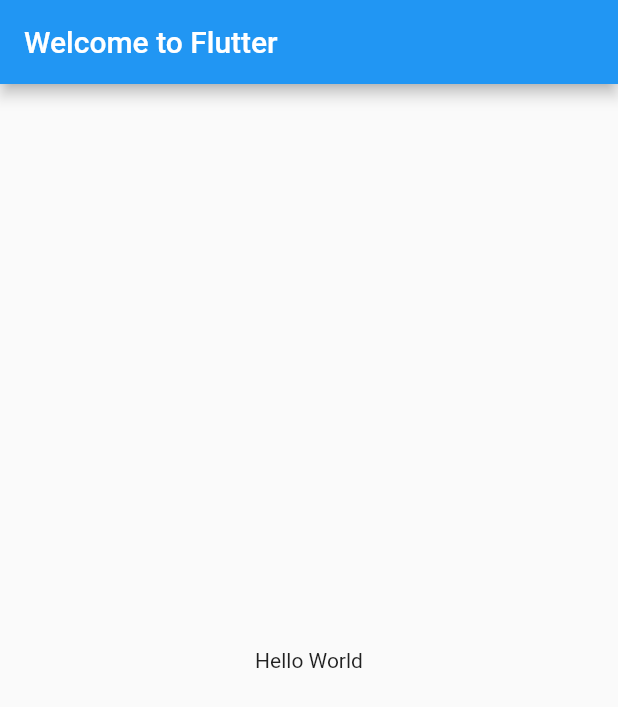
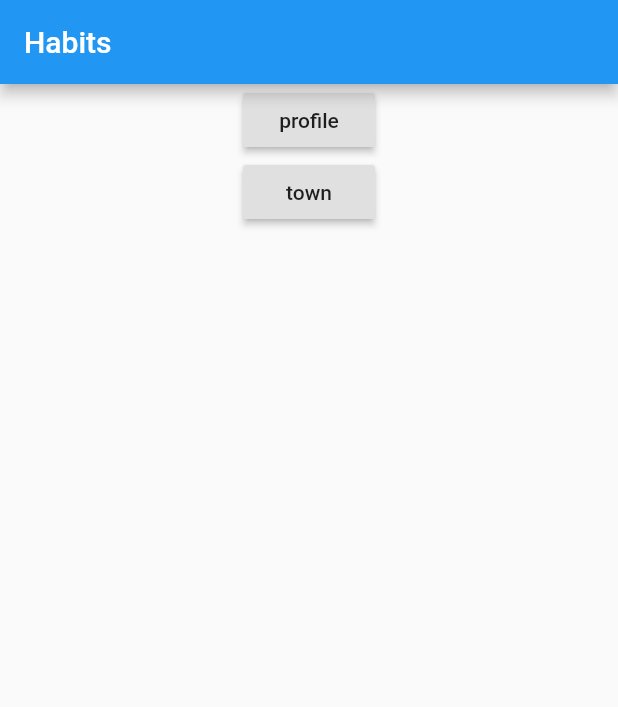
Before and after one commit to isaacRevan24/habit-build, a Flutter app: the screen it shows after launch, on a phone screen of 412 x 824 dp. Shown: the top 707 px of the screen. Run offline on Flutter 3.47's test engine with Material 2 defaults, Android fonts, the phone set to English and light mode, and no system bars.

Commit message:
Agregado el archivo route_generator que contiene la lógica de navegación usando rutas declarativas

```diff
--- a/lib/features/habits/presentation/pages/habits.dart
+++ b/lib/features/habits/presentation/pages/habits.dart
@@ -0,0 +1,30 @@
+import 'package:flutter/material.dart';
+
+class Habits extends StatelessWidget {
+  @override
+  Widget build(BuildContext context) {
+    return Scaffold(
+      appBar: AppBar(
+        title: Text("Habits"),
+      ),
+      body: Center(
+        child: Column(
+          children: [
+            RaisedButton(
+              child: Text("profile"),
+              onPressed: () {
+                Navigator.of(context).pushNamed('/profile');
+              },
+            ),
+            RaisedButton(
+              child: Text("town"),
+              onPressed: () {
+                Navigator.of(context).pushNamed('/town');
+              },
+            ),
+          ],
+        ),
+      ),
+    );
+  }
+}
--- a/lib/features/profile/presentation/pages/profile.dart
+++ b/lib/features/profile/presentation/pages/profile.dart
@@ -0,0 +1,13 @@
+import 'package:flutter/material.dart';
+
+class Profile extends StatelessWidget {
+  @override
+  Widget build(BuildContext context) {
+    return Scaffold(
+      appBar: AppBar(
+        title: Text("Profile"),
+      ),
+      body: Container(),
+    );
+  }
+}
--- a/lib/features/town/presentation/pages/town.dart
+++ b/lib/features/town/presentation/pages/town.dart
@@ -0,0 +1,13 @@
+import 'package:flutter/material.dart';
+
+class Town extends StatelessWidget {
+  @override
+  Widget build(BuildContext context) {
+    return Scaffold(
+      appBar: AppBar(
+        title: Text("Town"),
+      ),
+      body: Container(),
+    );
+  }
+}
--- a/lib/main.dart
+++ b/lib/main.dart
@@ -1,4 +1,5 @@
 import 'package:flutter/material.dart';
+import 'package:habit_build/route_generator.dart';
 
 void main() => runApp(MyApp());
 
@@ -6,14 +7,8 @@ class MyApp extends StatelessWidget {
   Widget build(BuildContext context) {
     return MaterialApp(
       title: 'Welcome to Flutter',
-      home: Scaffold(
-        appBar: AppBar(
-          title: Text('Welcome to Flutter'),
-        ),
-        body: Center(
-          child: Text('Hello World'),
-        ),
-      ),
+      initialRoute: '/',
+      onGenerateRoute: RouteGenerator.generateRoute,
     );
   }
 }
--- /dev/null
+++ b/lib/route_generator.dart
@@ -0,0 +1,35 @@
+import 'package:flutter/material.dart';
+import 'package:habit_build/features/habits/presentation/pages/habits.dart';
+import 'package:habit_build/features/profile/presentation/pages/profile.dart';
+import 'package:habit_build/features/town/presentation/pages/town.dart';
+
+class RouteGenerator {
+  static Route<dynamic> generateRoute(RouteSettings settings) {
+    //! Args es solo cuando a una ruta hay que pasarle argumentos
+    // final args = settings.arguments;
+
+    switch (settings.name) {
+      case '/':
+        return MaterialPageRoute(builder: (_) => Habits());
+      case '/town':
+        return MaterialPageRoute(builder: (_) => Town());
+      case '/profile':
+        return MaterialPageRoute(builder: (_) => Profile());
+      default:
+        return _errorRoute();
+    }
+  }
+
+  static Route<dynamic> _errorRoute() {
+    return MaterialPageRoute(builder: (_) {
+      return Scaffold(
+        appBar: AppBar(
+          title: Text("Error"),
+        ),
+        body: Center(
+          child: Text("Error"),
+        ),
+      );
+    });
+  }
+}
```
